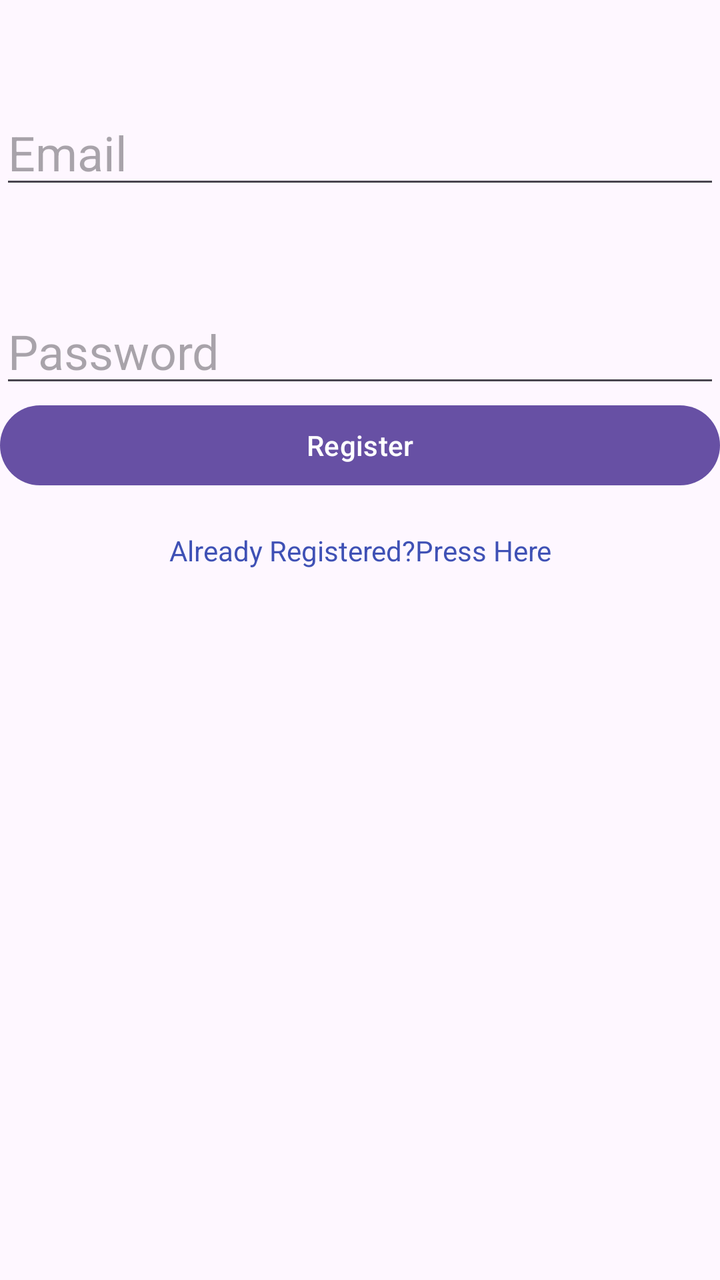
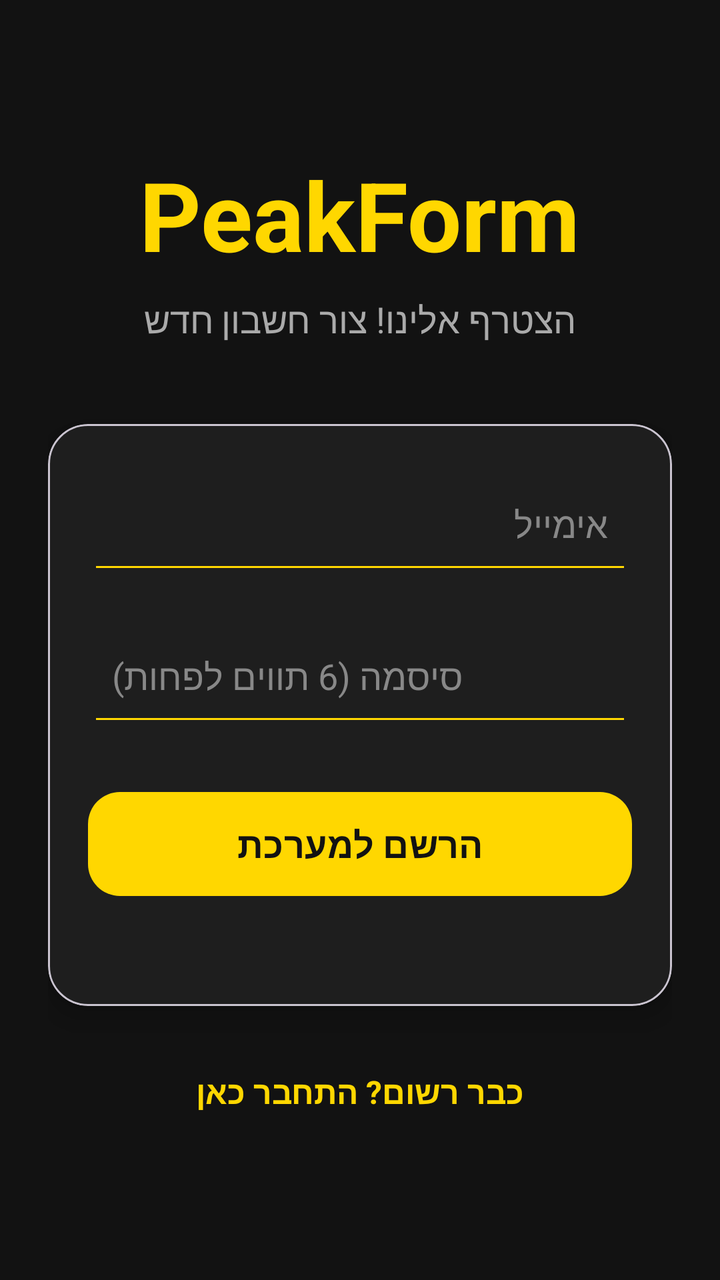

Two renders of the same Android screen: before a commit and after it. Below are the layout's source before the change and the commit's diff.
<!-- AndroidManifest.xml: application theme Theme.PeakFitA -->
<!-- res/layout/activity_register.xml -->
<?xml version="1.0" encoding="utf-8"?>
<androidx.constraintlayout.widget.ConstraintLayout xmlns:android="http://schemas.android.com/apk/res/android"
    xmlns:app="http://schemas.android.com/apk/res-auto"
    xmlns:tools="http://schemas.android.com/tools"
    android:id="@+id/main"
    android:layout_width="match_parent"
    android:layout_height="match_parent"
    tools:context=".RegisterActivity">

    <LinearLayout
        android:layout_width="match_parent"
        android:layout_height="match_parent"
        android:orientation="vertical"
        tools:layout_editor_absoluteX="0dp"
        tools:layout_editor_absoluteY="0dp" >

        <EditText
            android:id="@+id/eTEmail"
            android:layout_width="match_parent"
            android:layout_height="wrap_content"
            android:layout_marginTop="50dp"
            android:ems="10"
            android:hint="Email"
            android:inputType="text"
            android:textSize="24sp" />

        <EditText
            android:id="@+id/eTPass"
            android:layout_width="match_parent"
            android:layout_height="wrap_content"
            android:layout_marginTop="50dp"
            android:ems="10"
            android:hint="Password"
            android:inputType="text"
            android:textSize="24sp" />

        <Button
            android:id="@+id/createUser"
            android:layout_width="match_parent"
            android:layout_height="wrap_content"
            android:text="Register" />

        <TextView
            android:id="@+id/tVMsg"
            android:layout_width="match_parent"
            android:layout_height="wrap_content"
            android:gravity="center"
             />

        <TextView
            android:id="@+id/connectCheck"
            android:layout_width="match_parent"
            android:layout_height="wrap_content"
            android:gravity="center"
            android:text="Already Registered?Press Here"
            android:textColor="#3F51B5"/>
    </LinearLayout>
</androidx.constraintlayout.widget.ConstraintLayout>
<!-- resources referenced by this layout -->
<resources>
  <style name="Theme.PeakFitA" parent="Base.Theme.PeakFitA" />
  <style name="Base.Theme.PeakFitA" parent="Theme.Material3.DayNight.NoActionBar">
          
          
      </style>
</resources>

<!-- the commit's change to res/layout/activity_register.xml (unified diff, before → after) -->
@@ -1,58 +1,102 @@
 <?xml version="1.0" encoding="utf-8"?>
-<androidx.constraintlayout.widget.ConstraintLayout xmlns:android="http://schemas.android.com/apk/res/android"
+<LinearLayout xmlns:android="http://schemas.android.com/apk/res/android"
     xmlns:app="http://schemas.android.com/apk/res-auto"
     xmlns:tools="http://schemas.android.com/tools"
-    android:id="@+id/main"
     android:layout_width="match_parent"
     android:layout_height="match_parent"
+    android:orientation="vertical"
+    android:padding="24dp"
+    android:background="#121212"
+    android:layoutDirection="rtl"
+    android:gravity="center"
     tools:context=".RegisterActivity">
 
-    <LinearLayout
+    <TextView
+        android:layout_width="wrap_content"
+        android:layout_height="wrap_content"
+        android:text="PeakForm"
+        android:textColor="#FFD700"
+        android:textSize="48sp"
+        android:textStyle="bold"
+        android:layout_marginBottom="8dp" />
+
+    <TextView
+        android:layout_width="wrap_content"
+        android:layout_height="wrap_content"
+        android:text="הצטרף אלינו! צור חשבון חדש"
+        android:textColor="#AAAAAA"
+        android:textSize="18sp"
+        android:layout_marginBottom="40dp" />
+
+    <com.google.android.material.card.MaterialCardView
         android:layout_width="match_parent"
-        android:layout_height="match_parent"
-        android:orientation="vertical"
-        tools:layout_editor_absoluteX="0dp"
-        tools:layout_editor_absoluteY="0dp" >
+        android:layout_height="wrap_content"
+        app:cardBackgroundColor="#1E1E1E"
+        app:cardCornerRadius="20dp"
+        app:cardElevation="8dp"
+        android:layout_marginBottom="24dp">
 
-        <EditText
-            android:id="@+id/eTEmail"
+        <LinearLayout
             android:layout_width="match_parent"
             android:layout_height="wrap_content"
-            android:layout_marginTop="50dp"
-            android:ems="10"
-            android:hint="Email"
-            android:inputType="text"
-            android:textSize="24sp" />
+            android:orientation="vertical"
+            android:padding="20dp">
 
-        <EditText
-            android:id="@+id/eTPass"
-            android:layout_width="match_parent"
-            android:layout_height="wrap_content"
-            android:layout_marginTop="50dp"
-            android:ems="10"
-            android:hint="Password"
-            android:inputType="text"
-            android:textSize="24sp" />
+            <EditText
+                android:id="@+id/eTEmail"
+                android:layout_width="match_parent"
+                android:layout_height="60dp"
+                android:hint="אימייל"
+                android:inputType="textEmailAddress"
+                android:textColor="#FFFFFF"
+                android:textColorHint="#888888"
+                android:backgroundTint="#FFD700"
+                android:padding="12dp"
+                android:layout_marginBottom="16dp" />
 
-        <Button
-            android:id="@+id/createUser"
-            android:layout_width="match_parent"
-            android:layout_height="wrap_content"
-            android:text="Register" />
+            <EditText
+                android:id="@+id/eTPass"
+                android:layout_width="match_parent"
+                android:layout_height="60dp"
+                android:hint="סיסמה (6 תווים לפחות)"
+                android:inputType="textPassword"
+                android:textColor="#FFFFFF"
+                android:textColorHint="#888888"
+                android:backgroundTint="#FFD700"
+                android:padding="12dp"
+                android:layout_marginBottom="24dp" />
 
-        <TextView
-            android:id="@+id/tVMsg"
-            android:layout_width="match_parent"
-            android:layout_height="wrap_content"
-            android:gravity="center"
-             />
+            <com.google.android.material.button.MaterialButton
+                android:id="@+id/createUser"
+                android:layout_width="match_parent"
+                android:layout_height="60dp"
+                android:text="הרשם למערכת"
+                android:textSize="18sp"
+                android:textStyle="bold"
+                app:backgroundTint="#FFD700"
+                app:cornerRadius="16dp"
+                android:textColor="#121212" />
 
-        <TextView
-            android:id="@+id/connectCheck"
-            android:layout_width="match_parent"
-            android:layout_height="wrap_content"
-            android:gravity="center"
-            android:text="Already Registered?Press Here"
-            android:textColor="#3F51B5"/>
-    </LinearLayout>
-</androidx.constraintlayout.widget.ConstraintLayout>
+            <TextView
+                android:id="@+id/tVMsg"
+                android:layout_width="match_parent"
+                android:layout_height="wrap_content"
+                android:gravity="center"
+                android:textColor="#FF3B30"
+                android:layout_marginTop="12dp"
+                android:textStyle="bold" />
+
+        </LinearLayout>
+    </com.google.android.material.card.MaterialCardView>
+
+    <TextView
+        android:id="@+id/connectCheck"
+        android:layout_width="wrap_content"
+        android:layout_height="wrap_content"
+        android:text="כבר רשום? התחבר כאן"
+        android:textColor="#FFD700"
+        android:textSize="16sp"
+        android:textStyle="bold"
+        android:padding="8dp" />
+
+</LinearLayout>
